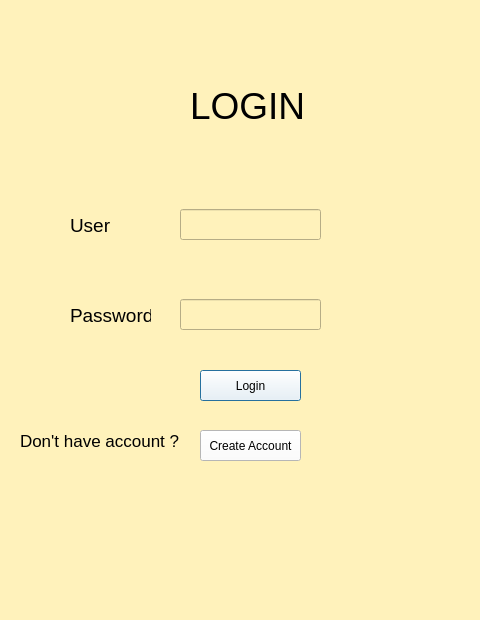
The window that Client/login.ui (19127312/Socket) describes before a commit, drawn with Qt 5.
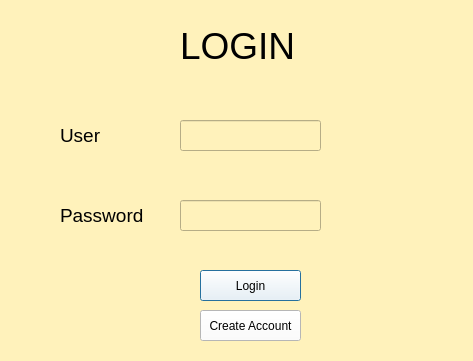
The same window after the commit.

The edit to the form file:
```diff
--- a/Client/login.ui
+++ b/Client/login.ui
@@ -6,8 +6,8 @@
    <rect>
     <x>0</x>
     <y>0</y>
-    <width>480</width>
-    <height>620</height>
+    <width>473</width>
+    <height>361</height>
    </rect>
   </property>
   <property name="windowTitle">
@@ -19,9 +19,9 @@
   <widget class="QLabel" name="label">
    <property name="geometry">
     <rect>
-     <x>190</x>
-     <y>70</y>
-     <width>121</width>
+     <x>180</x>
+     <y>10</y>
+     <width>141</width>
      <height>71</height>
     </rect>
    </property>
@@ -38,8 +38,8 @@
   <widget class="QLabel" name="label_2">
    <property name="geometry">
     <rect>
-     <x>70</x>
-     <y>210</y>
+     <x>60</x>
+     <y>120</y>
      <width>51</width>
      <height>31</height>
     </rect>
@@ -55,9 +55,9 @@
   <widget class="QLabel" name="label_3">
    <property name="geometry">
     <rect>
-     <x>70</x>
-     <y>300</y>
-     <width>81</width>
+     <x>60</x>
+     <y>200</y>
+     <width>111</width>
      <height>31</height>
     </rect>
    </property>
@@ -73,7 +73,7 @@
    <property name="geometry">
     <rect>
      <x>180</x>
-     <y>209</y>
+     <y>120</y>
      <width>141</width>
      <height>31</height>
     </rect>
@@ -90,7 +90,7 @@
    <property name="geometry">
     <rect>
      <x>180</x>
-     <y>299</y>
+     <y>200</y>
      <width>141</width>
      <height>31</height>
     </rect>
@@ -103,7 +103,7 @@
    <property name="geometry">
     <rect>
      <x>200</x>
-     <y>370</y>
+     <y>270</y>
      <width>101</width>
      <height>31</height>
     </rect>
@@ -120,7 +120,7 @@
    <property name="geometry">
     <rect>
      <x>200</x>
-     <y>430</y>
+     <y>310</y>
      <width>101</width>
      <height>31</height>
     </rect>
@@ -133,22 +133,6 @@
     <string>Create Account</string>
    </property>
   </widget>
-  <widget class="QLabel" name="label_4">
-   <property name="geometry">
-    <rect>
-     <x>20</x>
-     <y>430</y>
-     <width>161</width>
-     <height>21</height>
-    </rect>
-   </property>
-   <property name="styleSheet">
-    <string notr="true">font-size:13pt</string>
-   </property>
-   <property name="text">
-    <string>Don't have account ?</string>
-   </property>
-  </widget>
  </widget>
  <resources/>
  <connections/>
```
